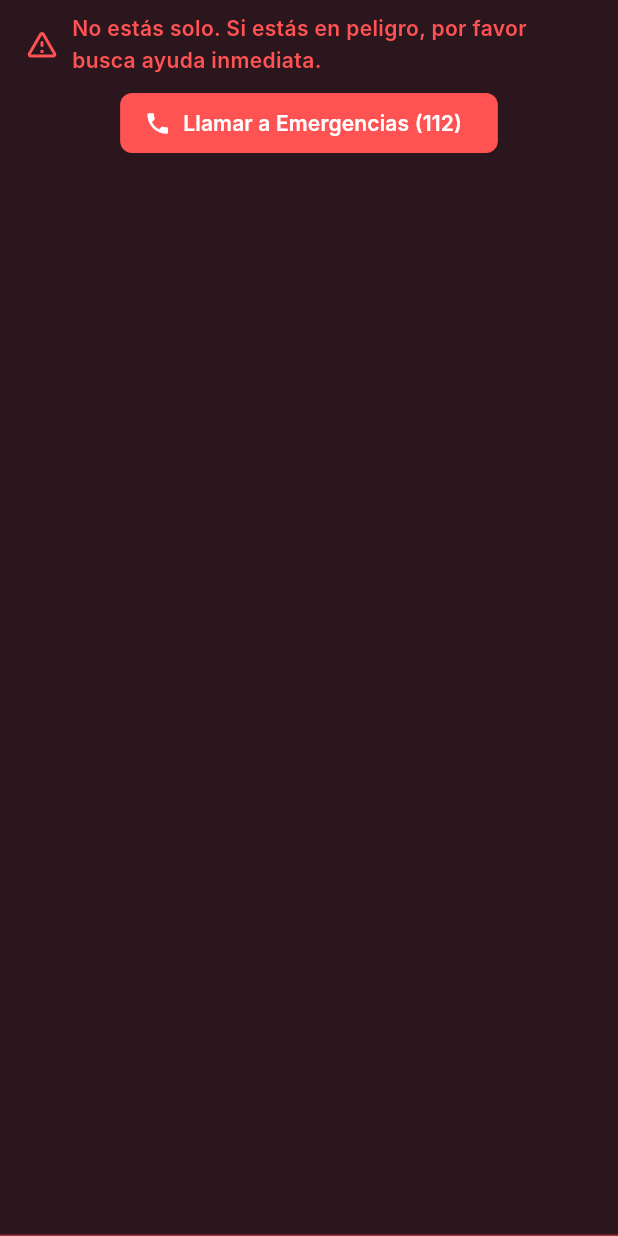
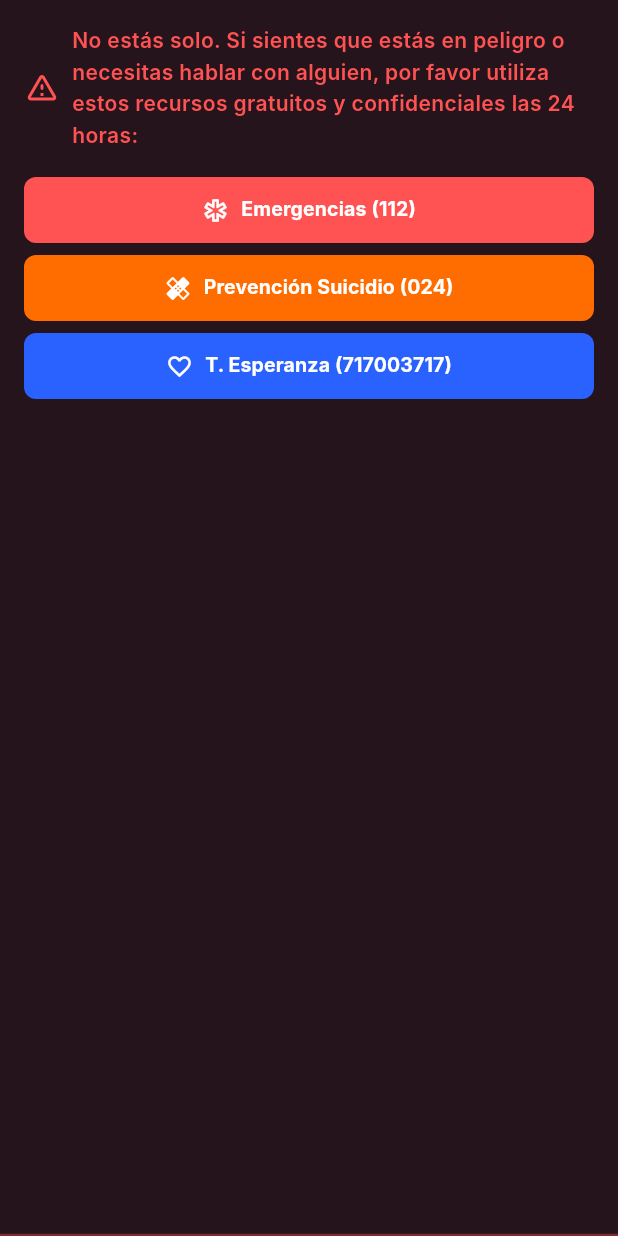
Before and after one commit to serquin35/echosoul, a Flutter app: the _CrisisBanner widget shown alone on an empty page, opened directly, on a phone screen of 412 x 824 dp. Run offline on Flutter 3.47's test engine with Material 3 defaults, Android fonts, the phone set to English and light mode, and no system bars; our stand-ins replace dio, firebase_core, firebase_messaging, flutter_dotenv, flutter_riverpod, go_router and 5 more; accounts and stored records are empty; generated files the repository leaves out were written again; network calls fail; Roboto replaces fonts that are missing (Inter).

Commit message:
Refactor: Update crisis management and confirm GDPR account deletion

```diff
--- a/echosoul/lib/features/companion/presentation/screens/chat_screen.dart
+++ b/echosoul/lib/features/companion/presentation/screens/chat_screen.dart
@@ -45,8 +45,8 @@ class ChatScreen extends ConsumerWidget {
 class _CrisisBanner extends StatelessWidget {
   const _CrisisBanner();
 
-  Future<void> _callEmergency() async {
-    final uri = Uri.parse('tel:112'); // Or any general emergency number (024 in Spain for suicide prevention, 911, etc. using 112 as a universal default)
+  Future<void> _callNumber(String number) async {
+    final uri = Uri.parse('tel:$number');
     if (await canLaunchUrl(uri)) {
       await launchUrl(uri);
     }
@@ -56,28 +56,26 @@ class _CrisisBanner extends StatelessWidget {
   Widget build(BuildContext context) {
     return Container(
       width: double.infinity,
-      padding: const EdgeInsets.symmetric(
-        horizontal: EsSpacing.md,
-        vertical: EsSpacing.sm,
-      ),
+      padding: const EdgeInsets.all(EsSpacing.md),
       decoration: BoxDecoration(
-        color: Colors.redAccent.withOpacity(0.15),
+        color: Colors.redAccent.withOpacity(0.12),
         border: Border(
           bottom: BorderSide(
-            color: Colors.redAccent.withOpacity(0.5),
-            width: 1,
+            color: Colors.redAccent.withOpacity(0.4),
+            width: 1.5,
           ),
         ),
       ),
       child: Column(
+        crossAxisAlignment: CrossAxisAlignment.start,
         children: [
           Row(
             children: [
-              const Icon(Icons.warning_amber_rounded, color: Colors.redAccent),
+              const Icon(Icons.warning_amber_rounded, color: Colors.redAccent, size: 24),
               const SizedBox(width: EsSpacing.sm),
               Expanded(
                 child: Text(
-                  'No estás solo. Si estás en peligro, por favor busca ayuda inmediata.',
+                  'No estás solo. Si sientes que estás en peligro o necesitas hablar con alguien, por favor utiliza estos recursos gratuitos y confidenciales las 24 horas:',
                   style: EsTypography.bodyMedium.copyWith(
                     color: Colors.redAccent,
                     fontWeight: FontWeight.w600,
@@ -86,21 +84,95 @@ class _CrisisBanner extends StatelessWidget {
               ),
             ],
           ),
-          const SizedBox(height: EsSpacing.sm),
-          ElevatedButton.icon(
-            onPressed: _callEmergency,
+          const SizedBox(height: EsSpacing.md),
+          LayoutBuilder(
+            builder: (context, constraints) {
+              final isWebOrLarge = constraints.maxWidth > 500;
+              final buttons = [
+                _CrisisButton(
+                  icon: Icons.emergency_outlined,
+                  label: 'Emergencias (112)',
+                  color: Colors.redAccent,
+                  onPressed: () => _callNumber('112'),
+                ),
+                _CrisisButton(
+                  icon: Icons.healing_outlined,
+                  label: 'Prevención Suicidio (024)',
+                  color: Colors.orangeAccent[700] ?? Colors.orangeAccent,
+                  onPressed: () => _callNumber('024'),
+                ),
+                _CrisisButton(
+                  icon: Icons.favorite_outline,
+                  label: 'T. Esperanza (717003717)',
+                  color: Colors.blueAccent[700] ?? Colors.blueAccent,
+                  onPressed: () => _callNumber('717003717'),
+                ),
+              ];
+
+              if (isWebOrLarge) {
+                return Row(
+                  children: buttons
+                      .map((b) => Expanded(
+                            child: Padding(
+                              padding: const EdgeInsets.symmetric(horizontal: EsSpacing.xs),
+                              child: b,
+                            ),
+                          ))
+                      .toList(),
+                );
+              } else {
+                return Column(
+                  crossAxisAlignment: CrossAxisAlignment.stretch,
+                  children: buttons
+                      .map((b) => Padding(
+                            padding: const EdgeInsets.only(bottom: EsSpacing.xs),
+                            child: b,
+                          ))
+                      .toList(),
+                );
+              }
+            },
+          ),
+        ],
+      ),
+    );
+  }
+}
+
+class _CrisisButton extends StatelessWidget {
+  final IconData icon;
+  final String label;
+  final Color color;
+  final VoidCallback onPressed;
+
+  const _CrisisButton({
+    required this.icon,
+    required this.label,
+    required this.color,
+    required this.onPressed,
+  });
+
+  @override
+  Widget build(BuildContext context) {
+    return ElevatedButton.icon(
+      onPressed: onPressed,
       style: ElevatedButton.styleFrom(
-              backgroundColor: Colors.redAccent,
+        backgroundColor: color,
         foregroundColor: Colors.white,
         elevation: 0,
+        padding: const EdgeInsets.symmetric(vertical: 12, horizontal: 8),
         shape: RoundedRectangleBorder(
           borderRadius: BorderRadius.circular(8),
         ),
       ),
-            icon: const Icon(Icons.phone),
-            label: const Text('Llamar a Emergencias (112)'),
+      icon: Icon(icon, size: 18),
+      label: Text(
+        label,
+        style: EsTypography.bodyMedium.copyWith(
+          color: Colors.white,
+          fontWeight: FontWeight.bold,
+          fontSize: 13,
         ),
-        ],
       ),
     );
   }
@@ -789,9 +861,9 @@ class _CompanionInfoContent extends StatelessWidget {
                   const SizedBox(height: EsSpacing.md),
 
                   // ── Badges de identidad ──
-                  Row(
+                  const Row(
                     mainAxisAlignment: MainAxisAlignment.center,
-                    children: const [
+                    children: [
                       _IdentityBadge(
                         icon: Icons.verified,
                         label: 'IA Verificada',
@@ -814,9 +886,9 @@ class _CompanionInfoContent extends StatelessWidget {
                   const SizedBox(height: EsSpacing.xl),
 
                   // ── Sección: Capacidades ──
-                  _SectionLabel(label: 'Capacidades'),
+                  const _SectionLabel(label: 'Capacidades'),
                   const SizedBox(height: EsSpacing.sm),
-                  _InfoFeatureRow(
+                  const _InfoFeatureRow(
                     icon: Icons.memory_outlined,
                     iconColor: EsColors.primaryBlue,
                     title: 'Memoria Adaptativa',
@@ -824,15 +896,15 @@ class _CompanionInfoContent extends StatelessWidget {
                         'Recuerda tus sueños, miedos y pasiones para ofrecerte un acompañamiento con contexto y profundidad real.',
                   ),
                   const SizedBox(height: EsSpacing.sm),
-                  _InfoFeatureRow(
+                  const _InfoFeatureRow(
                     icon: Icons.favorite_border,
-                    iconColor: const Color(0xFFFF6B9D),
+                    iconColor: Color(0xFFFF6B9D),
                     title: 'Apoyo Emocional 24/7',
                     description:
                         'Siempre disponible, libre de juicios y enfocado en tu bienestar. Un espacio para expresarte sin filtros.',
                   ),
                   const SizedBox(height: EsSpacing.sm),
-                  _InfoFeatureRow(
+                  const _InfoFeatureRow(
                     icon: Icons.notifications_active_outlined,
                     iconColor: EsColors.neonCyan,
                     title: 'Check-ins Proactivos',
@@ -840,9 +912,9 @@ class _CompanionInfoContent extends StatelessWidget {
                         'Buenos días personalizados, recordatorios y llamadas de voz para acompañarte en tu rutina diaria.',
                   ),
                   const SizedBox(height: EsSpacing.sm),
-                  _InfoFeatureRow(
+                  const _InfoFeatureRow(
                     icon: Icons.security_outlined,
-                    iconColor: const Color(0xFF10B981),
+                    iconColor: Color(0xFF10B981),
                     title: 'Cifrado y Privacidad',
                     description:
                         'Tus conversaciones están protegidas con cifrado extremo a extremo. Nunca se venderán ni compartirán.',
--- a/echosoul/lib/features/legal/presentation/screens/legal_screen.dart
+++ b/echosoul/lib/features/legal/presentation/screens/legal_screen.dart
@@ -44,7 +44,7 @@ class LegalScreen extends StatelessWidget {
             child: Column(
               children: [
                 // ── Ética de la IA ────────────────────────────────
-                ProfileSectionCard(
+                const ProfileSectionCard(
                   title: 'Nuestro Compromiso Ético',
                   subtitle: 'Cómo usamos la Inteligencia Artificial',
                   children: [
@@ -91,14 +91,24 @@ class LegalScreen extends StatelessWidget {
                 ProfileSectionCard(
                   title: 'En caso de crisis',
                   children: [
-                    _LegalTile(
-                      title: 'Ayuda Inmediata',
-                      description: 'Si sientes que estás en peligro o tienes pensamientos de hacerte daño, por favor contacta inmediatamente con los servicios de emergencia de tu país (ej: 112 en España, 911 en EEUU).',
+                    const _LegalTile(
+                      title: 'Ayuda Inmediata (España)',
+                      description: 'Si sientes que estás en peligro, tienes pensamientos de hacerte daño o necesitas soporte emocional inmediato en España, por favor recurre a los siguientes recursos oficiales, públicos y gratuitos disponibles las 24 horas del día.',
                     ),
                     _LegalActionTile(
-                      icon: Icons.phone_in_talk,
+                      icon: Icons.emergency_outlined,
                       label: 'Llamar a Emergencias (112)',
                       onTap: () => _launchUrl('tel:112'),
+                    ),
+                    _LegalActionTile(
+                      icon: Icons.healing_outlined,
+                      label: 'Línea de Prevención del Suicidio (024)',
+                      onTap: () => _launchUrl('tel:024'),
+                    ),
+                    _LegalActionTile(
+                      icon: Icons.favorite_outline,
+                      label: 'Teléfono de la Esperanza (717 003 717)',
+                      onTap: () => _launchUrl('tel:717003717'),
                     ),
                   ],
                 ),
```
Also changed, not shown: 2 other files. Lines whose indentation alone changed are shown as unchanged.
